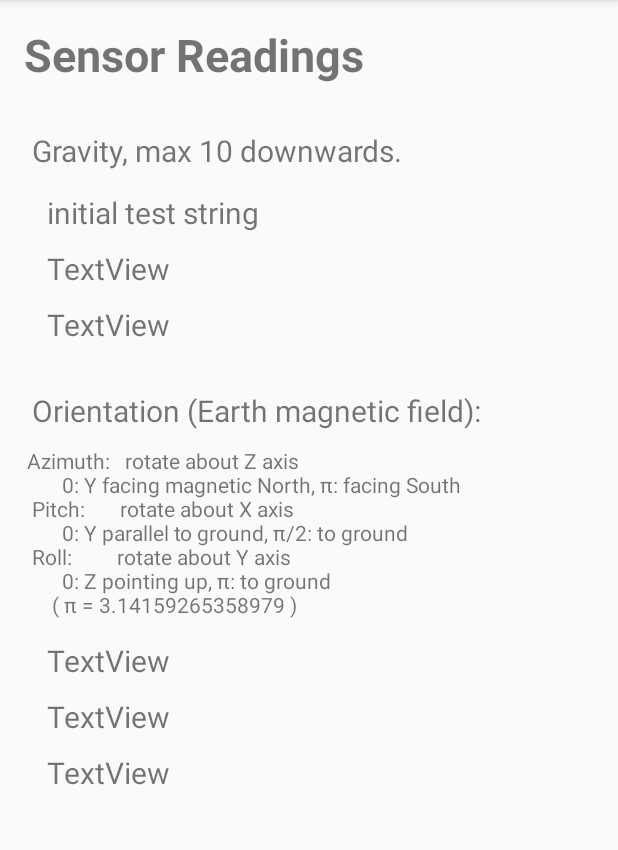
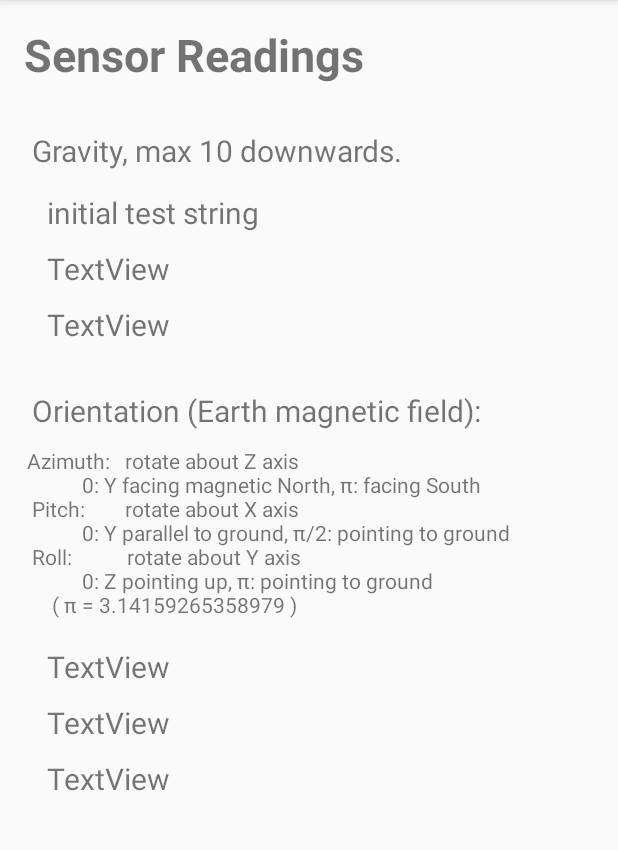
Before and after one commit to sproffer/SensorTest, an Android app: the screen it shows after launch (SensorActivity), on a phone screen of 412 x 824 dp, the part 84-934 px from its top. Run offline under Robolectric (Android 15) with nearby library versions, the phone set to English and light mode, and no system bars.

Commit message:
Final version

```diff
--- a/app/src/main/res/layout/activity_sensor.xml
+++ b/app/src/main/res/layout/activity_sensor.xml
@@ -95,7 +95,7 @@
         android:layout_alignLeft="@+id/textView03"
         android:layout_alignStart="@+id/textView03"
         android:layout_below="@+id/textViewM2"
-        android:layout_marginTop="14dp"
+        android:layout_marginTop="18dp"
         android:textSize="20sp"
         android:text="@string/textView" />
 
--- a/app/src/main/res/values/strings.xml
+++ b/app/src/main/res/values/strings.xml
@@ -9,11 +9,11 @@
     <string name="orientationNote">Orientation (Earth magnetic field):</string>
     <string name="orientationExplain">
       Azimuth: &#160; rotate about Z axis \n
-        &#160;&#160;&#160;&#160;&#160;&#160;0: Y facing magnetic North, &#960;: facing South \n
-	  Pitch: &#160;&#160;&#160;&#160;&#160; rotate about X axis \n
-        &#160;&#160;&#160;&#160;&#160;&#160;0: Y parallel to ground, &#960;/2: to ground \n
-	  Roll: &#160;&#160;&#160;&#160;&#160;&#160;&#160; rotate about Y axis \n
-        &#160;&#160;&#160;&#160;&#160;&#160;0: Z pointing up, &#960;: to ground \n
+        &#160;&#160;&#160;&#160;&#160;&#160;&#160;&#160;&#160;&#160;0: Y facing magnetic North, &#960;: facing South \n
+	  Pitch: &#160;&#160;&#160;&#160;&#160;&#160; rotate about X axis \n
+        &#160;&#160;&#160;&#160;&#160;&#160;&#160;&#160;&#160;&#160;0: Y parallel to ground, &#960;/2: pointing to ground \n
+	  Roll: &#160;&#160;&#160;&#160;&#160;&#160;&#160;&#160;&#160; rotate about Y axis \n
+        &#160;&#160;&#160;&#160;&#160;&#160;&#160;&#160;&#160;&#160;0: Z pointing up, &#960;: pointing to ground \n
         &#160;&#160;&#160; ( &#960; = 3.14159265358979 )
     </string>
 
```
Also changed, not shown: 1 other file.
